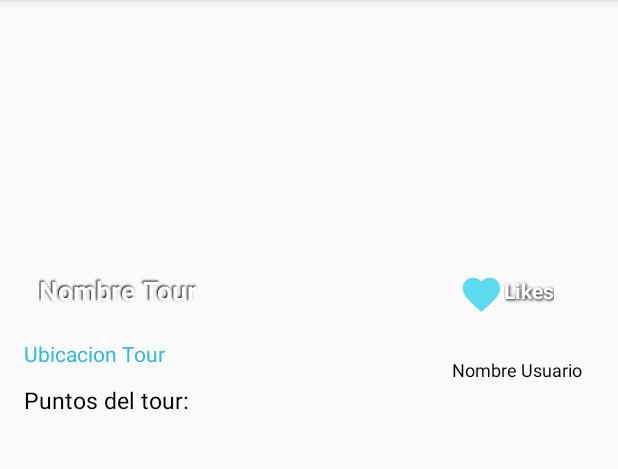
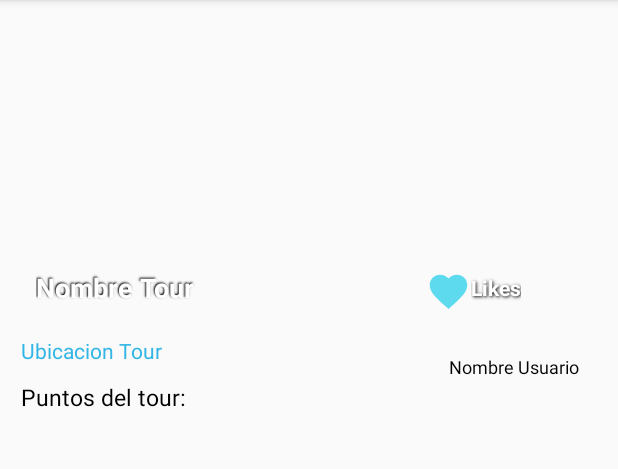
Before and after one commit to alexiapissi/ProyectoPosta, an Android app: the FragmentDetalle screen opened directly, with no data from a screen before it, on a phone screen of 412 x 824 dp, the part 84-553 px from its top. Run offline under Robolectric (Android 15) with nearby library versions, the phone set to English and light mode, and no system bars; our stand-ins replace Picasso; pictures from the network do not load; 10 statements that could not run were skipped.

Commit message:
con usuario

```diff
--- a/app/src/main/java/ort/edu/ar/proyecto/Perfil_Usuario.java
+++ b/app/src/main/java/ort/edu/ar/proyecto/Perfil_Usuario.java
@@ -41,6 +41,7 @@ public class Perfil_Usuario extends AppCompatActivity {
     Usuario usu;
     ArrayList<Tour> toursUsuarioAL;
     ArrayList<Tour> toursRecibidos;
+    String resid;
 
     @Override
     protected void onCreate(Bundle savedInstanceState) {
@@ -62,7 +63,6 @@ public class Perfil_Usuario extends AppCompatActivity {
         usu = usuario;
 
         nombreUsuario.setText(usu.getNombre());
-        residenciaUsuario.setText(usu.getResidencia());
         Picasso
                 .with(getApplicationContext())
                 .load(usu.getFoto())
@@ -105,6 +105,9 @@ public class Perfil_Usuario extends AppCompatActivity {
             super.onPostExecute(resultado);
             toursUsuarioAL.clear();
             toursUsuarioAL.addAll(resultado.getToursCreados());
+            resid = "";
+            resid = resultado.getResidencia();
+            residenciaUsuario.setText(resid);
             adapter.notifyDataSetChanged();
         }
 
--- a/app/src/main/res/layout/fragment_detalle.xml
+++ b/app/src/main/res/layout/fragment_detalle.xml
@@ -2,10 +2,6 @@
     xmlns:tools="http://schemas.android.com/tools"
     android:layout_width="match_parent"
     android:layout_height="match_parent"
-    android:paddingBottom="@dimen/activity_vertical_margin"
-    android:paddingLeft="@dimen/activity_horizontal_margin"
-    android:paddingRight="@dimen/activity_horizontal_margin"
-    android:paddingTop="@dimen/activity_vertical_margin"
     tools:context="ort.edu.ar.proyecto.Detalle_Tour">
 
     <TabWidget
@@ -15,7 +11,11 @@
         android:layout_gravity="bottom"/>
     <FrameLayout
         android:layout_width="wrap_content"
-        android:layout_height="wrap_content">
+        android:layout_height="wrap_content"
+        android:paddingLeft="14dp"
+        android:paddingRight="14dp"
+        android:paddingTop="14dp"
+        android:paddingBottom="14dp">
         <ImageView
             android:layout_width="350dp"
             android:scaleType="centerCrop"
@@ -82,14 +82,14 @@
             android:layout_height="wrap_content"
             android:id="@+id/Liked"
             android:src="@drawable/likes"
-            android:layout_marginLeft="290dp"
+            android:layout_marginLeft="270dp"
             android:layout_marginTop="165dp"/>
 
         <TextView
             android:layout_width="wrap_content"
             android:layout_height="wrap_content"
             android:text="Likes"
-            android:layout_marginLeft="320dp"
+            android:layout_marginLeft="300dp"
             android:layout_marginTop="168dp"
             android:id="@+id/cantlikesd"
             android:textColor="@android:color/white"
```
Also changed, not shown: app/src/main/res/layout/activity_busqueda.xml (+4 -7 lines), app/src/main/res/layout/activity_perfil_usuario.xml (+3 -4 lines), app/src/main/res/layout/fragment_fragment_mapa2.xml (deleted, +0 -13 lines), app/src/main/res/layout/objectlv.xml (+15 -15 lines), app/src/main/res/layout/objecttoursusuario.xml (+3 -4 lines).
